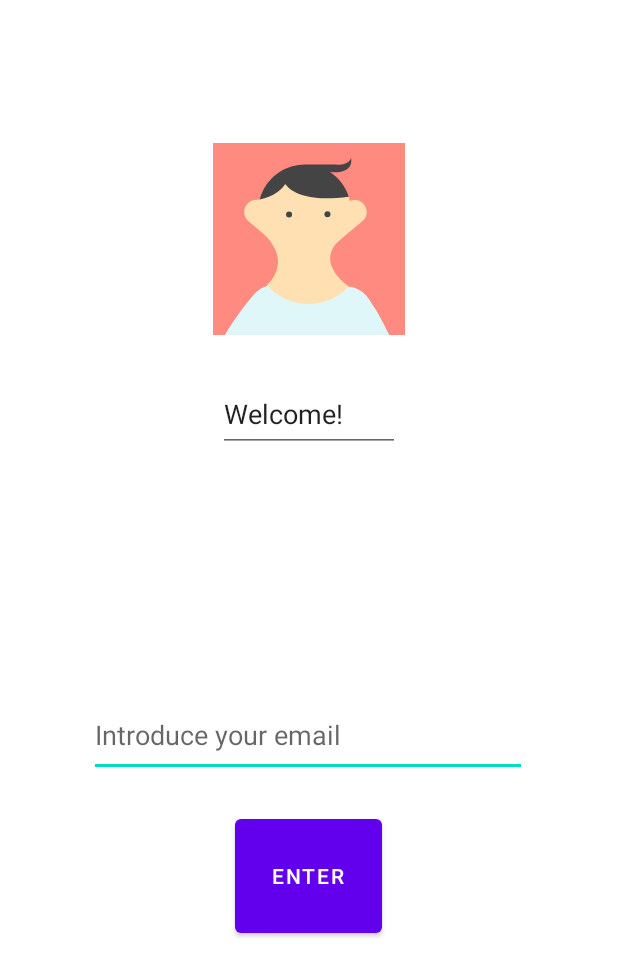
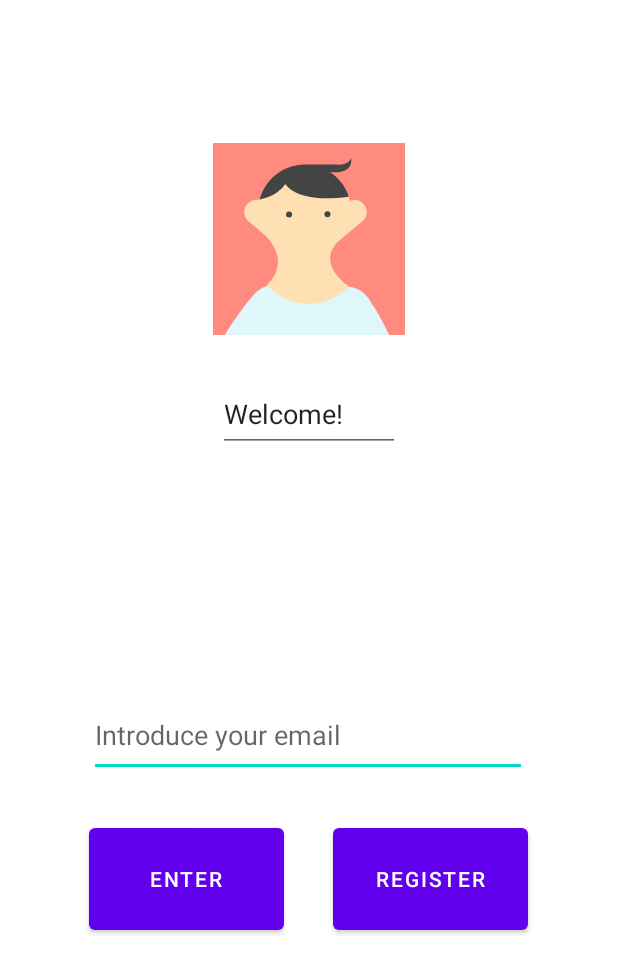
Before and after one commit to emirrozerr/ssd-image-processing, an Android app: the screen it shows after launch (MainActivity), on a phone screen of 412 x 824 dp. Shown: the top 976 px of the screen. Run offline under Robolectric (Android 15) with nearby library versions, the phone set to English and light mode, and no system bars.

Commit message:
Added login and register functionality

```diff
--- a/app/src/main/AndroidManifest.xml
+++ b/app/src/main/AndroidManifest.xml
@@ -3,6 +3,8 @@
     xmlns:tools="http://schemas.android.com/tools">
 
     <uses-permission android:name="android.permission.READ_EXTERNAL_STORAGE">
+    </uses-permission>
+    <uses-permission android:name="android.permission.INTERNET">
     </uses-permission>
 
     <application
@@ -14,6 +16,7 @@
         android:roundIcon="@mipmap/ic_launcher_round"
         android:supportsRtl="true"
         android:theme="@style/Theme.SSDProject"
+        android:usesCleartextTraffic="true"
         tools:targetApi="31">
         <activity
             android:name=".ui.activities.MainActivity"
--- a/app/src/main/java/com/example/ssdproject/ui/ApiClient.java
+++ b/app/src/main/java/com/example/ssdproject/api/ApiClient.java
@@ -1,10 +1,10 @@
-package com.example.ssdproject.ui;
+package com.example.ssdproject.api;
 
 import retrofit2.Retrofit;
 import retrofit2.converter.gson.GsonConverterFactory;
 
 public class ApiClient {
-    private static final String BASE_URL = "http://localhost:5000";
+    private static final String BASE_URL = "http://10.0.2.2:5000";
     private static Retrofit retrofit;
 
     public static Retrofit getApiClient() {
--- a/app/src/main/java/com/example/ssdproject/ui/ApiInterface.java
+++ b/app/src/main/java/com/example/ssdproject/api/ApiInterface.java
@@ -1,7 +1,13 @@
-package com.example.ssdproject.ui;
+package com.example.ssdproject.api;
+
+import com.example.ssdproject.model.Image;
+import com.example.ssdproject.model.ProcessHistory;
+import com.example.ssdproject.model.User;
 
 import retrofit2.Call;
 import retrofit2.http.Body;
+import retrofit2.http.Field;
+import retrofit2.http.FormUrlEncoded;
 import retrofit2.http.GET;
 import retrofit2.http.POST;
 import retrofit2.http.Path;
@@ -12,11 +18,12 @@ public interface ApiInterface {
         @GET("/api/users/{uid}")
         Call<User> getUser(@Path("uid") String uid);
 
-        @POST("/register")
-        Call<User> registerUser(@Body String email, @Body String name, @Body String password);
+        @POST("/api/users/register")
+        Call<User> registerUser(@Body RegisterRequest registerRequest);
 
-        @POST("/login")
-        Call<User> loginUser(@Body String email, @Body String password);
+        @FormUrlEncoded
+        @POST("/api/users/login")
+        Call<User> loginUser(@Field("email") String email);
     }
 
     interface RequestImage {
--- a/app/src/main/java/com/example/ssdproject/ui/ProcessHistory.java
+++ b/app/src/main/java/com/example/ssdproject/model/ProcessHistory.java
@@ -1,4 +1,4 @@
-package com.example.ssdproject.ui;
+package com.example.ssdproject.model;
 
 import java.util.Date;
 
--- a/app/src/main/res/layout/activity_main.xml
+++ b/app/src/main/res/layout/activity_main.xml
@@ -7,15 +7,14 @@
     android:layout_height="match_parent">
 
     <Button
-        android:id="@+id/button2"
-        android:layout_width="98dp"
-        android:layout_height="88dp"
-        android:layout_marginBottom="196dp"
+        android:id="@+id/loginButton"
+        android:layout_width="130dp"
+        android:layout_height="80dp"
+        android:layout_marginStart="59dp"
+        android:layout_marginBottom="198dp"
         android:onClick="login"
         android:text="@string/login_button"
         app:layout_constraintBottom_toBottomOf="parent"
-        app:layout_constraintEnd_toEndOf="parent"
-        app:layout_constraintHorizontal_bias="0.498"
         app:layout_constraintStart_toStartOf="parent" />
 
     <ImageView
@@ -55,4 +54,15 @@
         app:layout_constraintEnd_toEndOf="parent"
         app:layout_constraintStart_toStartOf="parent"
         app:layout_constraintTop_toBottomOf="@+id/imageView2" />
+
+    <Button
+        android:id="@+id/registerButton"
+        android:layout_width="130dp"
+        android:layout_height="80dp"
+        android:layout_marginEnd="60dp"
+        android:layout_marginBottom="198dp"
+        android:onClick="register"
+        android:text="@string/register_button"
+        app:layout_constraintBottom_toBottomOf="parent"
+        app:layout_constraintEnd_toEndOf="parent" />
 </androidx.constraintlayout.widget.ConstraintLayout>
--- a/app/src/main/res/values/strings.xml
+++ b/app/src/main/res/values/strings.xml
@@ -15,6 +15,7 @@
     <string name="welcome_string">Welcome!</string>
     <string name="email_string">Introduce your email</string>
     <string name="login_button">Enter</string>
+    <string name="register_button">Register</string>
 
     <string name="proceed_button">Proceed</string>
     <string name="select_picture">Select a picture</string>
```
Also changed, not shown: app/src/main/java/com/example/ssdproject/api/RegisterRequest.java (added, +11 -0 lines), app/src/main/java/com/example/ssdproject/model/Image.java (renamed from app/src/main/java/com/example/ssdproject/ui/User.java, +16 -7 lines), app/src/main/java/com/example/ssdproject/model/User.java (added, +69 -0 lines), app/src/main/java/com/example/ssdproject/ui/Image.java (deleted, +0 -47 lines), app/src/main/java/com/example/ssdproject/ui/activities/MainActivity.java (+54 -10 lines), 1 other file.
